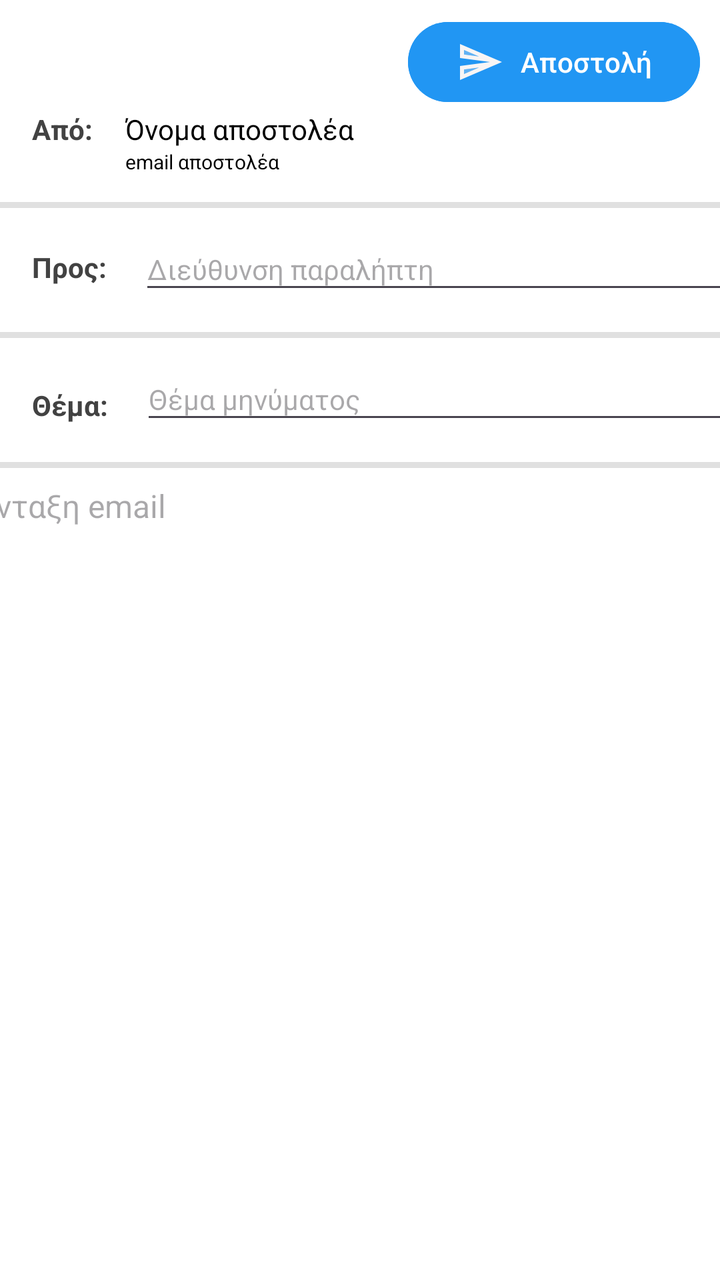
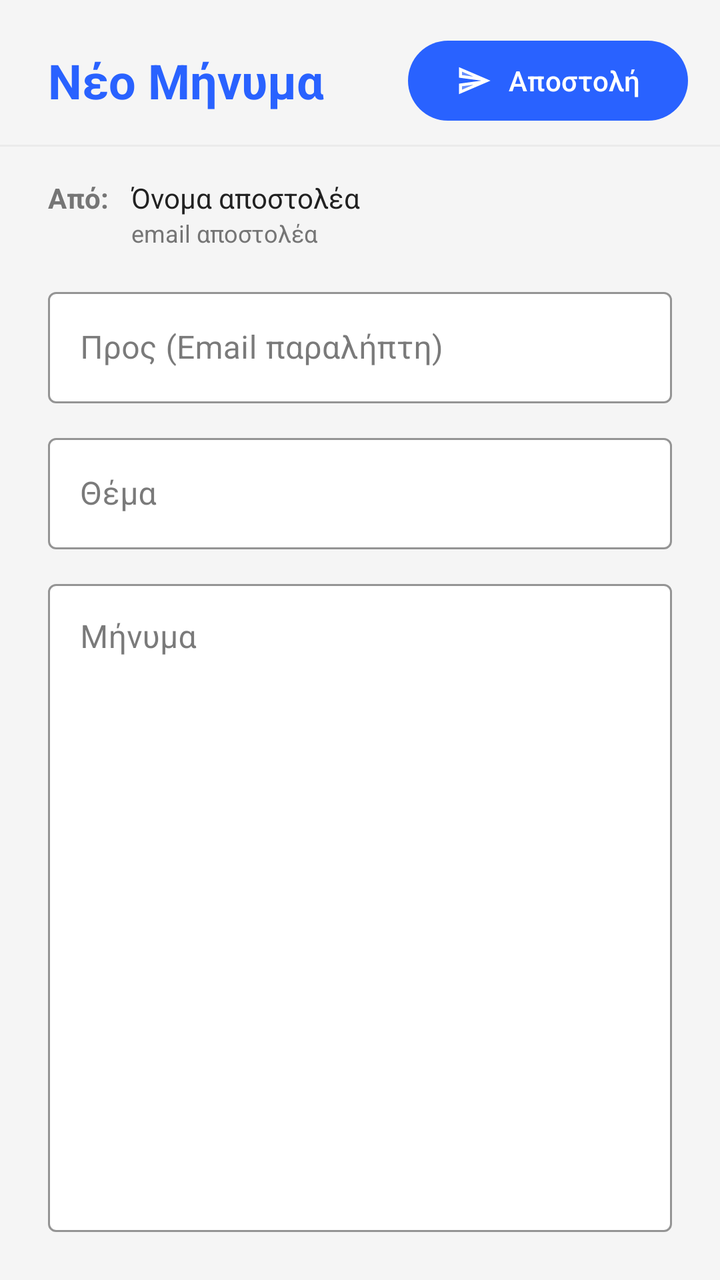

Before-and-after screenshots of an Android layout around one commit, followed by the original layout XML and the change that was made.
<!-- AndroidManifest.xml: application theme Theme.Team21 -->
<!-- res/layout/activity_email_composition.xml -->
<?xml version="1.0" encoding="utf-8"?>
<androidx.constraintlayout.widget.ConstraintLayout xmlns:android="http://schemas.android.com/apk/res/android"
    xmlns:app="http://schemas.android.com/apk/res-auto"
    xmlns:tools="http://schemas.android.com/tools"
    android:id="@+id/viewEmailCompsition"
    android:layout_width="match_parent"
    android:layout_height="match_parent"
    android:background="#FFFFFF"
    tools:context=".view.user.EmailCompositionActivity">

    <TextView
        android:id="@+id/txtEmailDetailsFrom"
        android:layout_width="wrap_content"
        android:layout_height="wrap_content"
        android:layout_marginStart="16dp"
        android:layout_marginTop="55dp"
        android:text="Από: "
        android:textColor="#424242"
        android:textStyle="bold"
        app:layout_constraintStart_toStartOf="parent"
        app:layout_constraintTop_toTopOf="parent" />

    <TextView
        android:id="@+id/txtEmailDetailsReceiver"
        android:layout_width="wrap_content"
        android:layout_height="wrap_content"
        android:layout_marginStart="16dp"
        android:layout_marginTop="50dp"
        android:text="Προς: "
        android:textColor="#424242"
        android:textStyle="bold"
        app:layout_constraintStart_toStartOf="parent"
        app:layout_constraintTop_toBottomOf="@+id/txtEmailDetailsFrom" />

    <TextView
        android:id="@+id/txtEmailDetailsEmailSubject"
        android:layout_width="wrap_content"
        android:layout_height="wrap_content"
        android:layout_marginStart="16dp"
        android:layout_marginTop="50dp"
        android:text="Θέμα: "
        android:textColor="#424242"
        android:textStyle="bold"
        app:layout_constraintStart_toStartOf="parent"
        app:layout_constraintTop_toBottomOf="@+id/txtEmailDetailsReceiver" />

    <TextView
        android:id="@+id/txtEmailDetailsSenderName"
        android:layout_width="wrap_content"
        android:layout_height="wrap_content"
        android:layout_marginStart="13dp"
        android:layout_marginTop="55dp"
        android:text="Όνομα αποστολέα"
        android:textColor="#000000"
        app:layout_constraintStart_toEndOf="@+id/txtEmailDetailsFrom"
        app:layout_constraintTop_toTopOf="parent" />

    <TextView
        android:id="@+id/txtEmailDetailsSenderEmail"
        android:layout_width="wrap_content"
        android:layout_height="13dp"
        android:layout_marginStart="13dp"
        android:text="email αποστολέα"
        android:textColor="#000000"
        android:textSize="10sp"
        app:layout_constraintStart_toEndOf="@+id/txtEmailDetailsFrom"
        app:layout_constraintTop_toBottomOf="@+id/txtEmailDetailsSenderName" />

    <EditText
        android:id="@+id/edtEmailDetailsReceiver"
        android:layout_width="335dp"
        android:layout_height="38dp"
        android:layout_marginStart="13dp"
        android:layout_marginTop="27dp"
        android:ems="10"
        android:hint="Διεύθυνση παραλήπτη"
        android:inputType="text"
        android:textColor="#000000"
        android:textSize="14sp"
        app:layout_constraintStart_toEndOf="@+id/txtEmailDetailsReceiver"
        app:layout_constraintTop_toBottomOf="@+id/txtEmailDetailsSenderEmail" />

    <EditText
        android:id="@+id/edtEmailSubject"
        android:layout_width="335dp"
        android:layout_height="38dp"
        android:layout_marginStart="13dp"
        android:layout_marginTop="27dp"
        android:ems="10"
        android:hint="Θέμα μηνύματος"
        android:inputType="text"
        android:textColor="#000000"
        android:textSize="14sp"
        app:layout_constraintStart_toEndOf="@+id/txtEmailDetailsEmailSubject"
        app:layout_constraintTop_toBottomOf="@+id/edtEmailDetailsReceiver" />

    <View
        android:id="@+id/viewEmailDetails"
        android:layout_width="wrap_content"
        android:layout_height="3dp"
        android:layout_marginTop="14dp"
        android:background="#E0E0E0"
        app:layout_constraintTop_toBottomOf="@+id/txtEmailDetailsSenderEmail"
        tools:layout_editor_absoluteX="0dp" />

    <View
        android:id="@+id/view2EmailDetails"
        android:layout_width="wrap_content"
        android:layout_height="3dp"
        android:layout_marginTop="14dp"
        android:background="#E0E0E0"
        app:layout_constraintTop_toBottomOf="@+id/edtEmailDetailsReceiver"
        tools:layout_editor_absoluteX="0dp" />

    <View
        android:id="@+id/view3EmailDetails"
        android:layout_width="wrap_content"
        android:layout_height="3dp"
        android:layout_marginTop="14dp"
        android:background="#E0E0E0"
        app:layout_constraintTop_toBottomOf="@+id/edtEmailSubject"
        tools:layout_editor_absoluteX="0dp" />

    <Button
        android:id="@+id/btnEmailSend"
        android:layout_width="wrap_content"
        android:layout_height="wrap_content"
        android:layout_marginTop="7dp"
        android:layout_marginEnd="10dp"
        android:backgroundTint="#2196F3"
        android:drawableLeft="@drawable/send_email_icon"
        android:text="Αποστολή"
        android:textColor="#FFFFFF"
        app:layout_constraintEnd_toEndOf="parent"
        app:layout_constraintTop_toTopOf="parent" />

    <com.google.android.material.textfield.TextInputLayout
        android:id="@+id/textInputLayout"
        android:layout_width="409dp"
        android:layout_height="wrap_content"
        tools:layout_editor_absoluteX="1dp"
        tools:layout_editor_absoluteY="449dp" />

    <EditText
        android:id="@+id/edtEmailBody"
        android:layout_width="400dp"
        android:layout_height="wrap_content"
        android:layout_marginTop="8dp"
        android:background="@null"
        android:ems="10"
        android:gravity="start|top"
        android:hint="Σύνταξη email"
        android:inputType="textMultiLine"
        android:textColor="#000000"
        android:textSize="16sp"
        app:layout_constraintEnd_toEndOf="parent"
        app:layout_constraintStart_toStartOf="@+id/textInputLayout"
        app:layout_constraintTop_toBottomOf="@+id/view3EmailDetails" />

</androidx.constraintlayout.widget.ConstraintLayout>
<!-- resources referenced by this layout -->
<resources>
  <!-- drawable send_email_icon (drawable) -->
  <vector xmlns:android="http://schemas.android.com/apk/res/android" android:autoMirrored="true" android:height="24dp" android:tint="#F8F5F5" android:viewportHeight="24" android:viewportWidth="24" android:width="24dp">
        
      <path android:fillAlpha="0.3" android:fillColor="@android:color/white" android:pathData="M4,8.25l7.51,1 -7.5,-3.22zM4.01,17.97l7.5,-3.22 -7.51,1z" android:strokeAlpha="0.3"/>
        
      <path android:fillColor="@android:color/white" android:pathData="M2.01,3L2,10l15,2 -15,2 0.01,7L23,12 2.01,3zM4,8.25L4,6.03l7.51,3.22 -7.51,-1zM4.01,17.97v-2.22l7.51,-1 -7.51,3.22z"/>
      
  </vector>
  <style name="Theme.Team21" parent="Base.Theme.Team21" />
  <style name="Base.Theme.Team21" parent="Theme.Material3.DayNight.NoActionBar">
  
          
          <item name="android:windowBackground">@color/bg_light</item>
          <item name="colorSurface">@color/card_light</item>
          <item name="colorSurfaceVariant">@color/input_bg_light</item>
  
          
          <item name="colorOnSurface">@color/text_dark</item>
          <item name="colorOnSurfaceVariant">@color/text_muted_light</item>
  
          <item name="colorOnPrimary">@color/white</item>
  
          
          <item name="colorPrimary">@color/eshop_primary</item>
          <item name="colorSecondary">@color/eshop_accent</item>
  
          <item name="colorError">@color/error_red_light</item>
  
          
          <item name="android:statusBarColor">@color/bg_light</item>
          <item name="android:windowLightStatusBar">true</item>
  
          
          <item name="colorFilterActive">@color/filter_active_light</item>
          <item name="colorFilterUnselected">@color/filter_bg_unselected_light</item>
  
          
          <item name="colorMenuButton">@color/teal_menu_light</item>
      </style>
  <color name="bg_light">#F5F5F5</color>
  <color name="card_light">#FFFFFF</color>
  <color name="input_bg_light">#EBEBEB</color>
  <color name="text_dark">#212121</color>
  <color name="text_muted_light">#757575</color>
  <color name="white">#FFFFFFFF</color>
  <color name="eshop_primary">#2962FF</color>
  <color name="eshop_accent">#FF6D00</color>
  <color name="error_red_light">#D32F2F</color>
  <color name="filter_active_light">#2962FF</color>
  <color name="filter_bg_unselected_light">#E0E0E0</color>
  <color name="teal_menu_light">#009688</color>
</resources>

<!-- the commit's change to res/layout/activity_email_composition.xml (unified diff, before → after) -->
@@ -5,156 +5,146 @@
     android:id="@+id/viewEmailCompsition"
     android:layout_width="match_parent"
     android:layout_height="match_parent"
-    android:background="#FFFFFF"
-    tools:context=".view.user.EmailCompositionActivity">
+    android:background="?android:attr/windowBackground"
+    tools:context=".view.user.emailComposition.EmailCompositionActivity">
 
+    
+    <TextView
+        android:id="@+id/txtNewEmailTitle"
+        android:layout_width="wrap_content"
+        android:layout_height="wrap_content"
+        android:layout_marginStart="24dp"
+        android:layout_marginTop="24dp"
+        android:text="Νέο Μήνυμα"
+        android:textColor="?attr/colorPrimary"
+        android:textSize="24sp"
+        android:textStyle="bold"
+        app:layout_constraintStart_toStartOf="parent"
+        app:layout_constraintTop_toTopOf="parent" />
+
+    <com.google.android.material.button.MaterialButton
+        android:id="@+id/btnEmailSend"
+        android:layout_width="wrap_content"
+        android:layout_height="wrap_content"
+        android:layout_marginEnd="16dp"
+        app:backgroundTint="?attr/colorPrimary"
+        android:text="Αποστολή"
+        android:textColor="?attr/colorOnPrimary"
+        app:icon="@drawable/send_email_icon"
+        app:iconTint="?attr/colorOnPrimary"
+        app:cornerRadius="20dp"
+        app:layout_constraintBottom_toBottomOf="@+id/txtNewEmailTitle"
+        app:layout_constraintEnd_toEndOf="parent"
+        app:layout_constraintTop_toTopOf="@+id/txtNewEmailTitle" />
+
+    <View
+        android:id="@+id/headerDivider"
+        android:layout_width="match_parent"
+        android:layout_height="1dp"
+        android:layout_marginTop="16dp"
+        android:background="?attr/colorSurfaceVariant"
+        app:layout_constraintTop_toBottomOf="@+id/txtNewEmailTitle" />
+
+    
     <TextView
         android:id="@+id/txtEmailDetailsFrom"
         android:layout_width="wrap_content"
         android:layout_height="wrap_content"
-        android:layout_marginStart="16dp"
-        android:layout_marginTop="55dp"
+        android:layout_marginStart="24dp"
+        android:layout_marginTop="16dp"
         android:text="Από: "
-        android:textColor="#424242"
+        android:textColor="?attr/colorOnSurfaceVariant"
         android:textStyle="bold"
         app:layout_constraintStart_toStartOf="parent"
-        app:layout_constraintTop_toTopOf="parent" />
-
-    <TextView
-        android:id="@+id/txtEmailDetailsReceiver"
-        android:layout_width="wrap_content"
-        android:layout_height="wrap_content"
-        android:layout_marginStart="16dp"
-        android:layout_marginTop="50dp"
-        android:text="Προς: "
-        android:textColor="#424242"
-        android:textStyle="bold"
-        app:layout_constraintStart_toStartOf="parent"
-        app:layout_constraintTop_toBottomOf="@+id/txtEmailDetailsFrom" />
-
-    <TextView
-        android:id="@+id/txtEmailDetailsEmailSubject"
-        android:layout_width="wrap_content"
-        android:layout_height="wrap_content"
-        android:layout_marginStart="16dp"
-        android:layout_marginTop="50dp"
-        android:text="Θέμα: "
-        android:textColor="#424242"
-        android:textStyle="bold"
-        app:layout_constraintStart_toStartOf="parent"
-        app:layout_constraintTop_toBottomOf="@+id/txtEmailDetailsReceiver" />
+        app:layout_constraintTop_toBottomOf="@id/headerDivider" />
 
     <TextView
         android:id="@+id/txtEmailDetailsSenderName"
-        android:layout_width="wrap_content"
+        android:layout_width="0dp"
         android:layout_height="wrap_content"
-        android:layout_marginStart="13dp"
-        android:layout_marginTop="55dp"
+        android:layout_marginStart="8dp"
         android:text="Όνομα αποστολέα"
-        android:textColor="#000000"
-        app:layout_constraintStart_toEndOf="@+id/txtEmailDetailsFrom"
-        app:layout_constraintTop_toTopOf="parent" />
+        android:textColor="?attr/colorOnSurface"
+        app:layout_constraintBaseline_toBaselineOf="@+id/txtEmailDetailsFrom"
+        app:layout_constraintEnd_toEndOf="parent"
+        app:layout_constraintStart_toEndOf="@+id/txtEmailDetailsFrom" />
 
     <TextView
         android:id="@+id/txtEmailDetailsSenderEmail"
-        android:layout_width="wrap_content"
-        android:layout_height="13dp"
-        android:layout_marginStart="13dp"
+        android:layout_width="0dp"
+        android:layout_height="wrap_content"
+        android:layout_marginStart="8dp"
         android:text="email αποστολέα"
-        android:textColor="#000000"
-        android:textSize="10sp"
+        android:textColor="?attr/colorOnSurfaceVariant"
+        android:textSize="12sp"
+        app:layout_constraintEnd_toEndOf="parent"
         app:layout_constraintStart_toEndOf="@+id/txtEmailDetailsFrom"
         app:layout_constraintTop_toBottomOf="@+id/txtEmailDetailsSenderName" />
 
-    <EditText
-        android:id="@+id/edtEmailDetailsReceiver"
-        android:layout_width="335dp"
-        android:layout_height="38dp"
-        android:layout_marginStart="13dp"
-        android:layout_marginTop="27dp"
-        android:ems="10"
-        android:hint="Διεύθυνση παραλήπτη"
-        android:inputType="text"
-        android:textColor="#000000"
-        android:textSize="14sp"
-        app:layout_constraintStart_toEndOf="@+id/txtEmailDetailsReceiver"
-        app:layout_constraintTop_toBottomOf="@+id/txtEmailDetailsSenderEmail" />
+    
+    <com.google.android.material.textfield.TextInputLayout
+        android:id="@+id/tilReceiver"
+        style="@style/Widget.MaterialComponents.TextInputLayout.OutlinedBox"
+        android:layout_width="match_parent"
+        android:layout_height="wrap_content"
+        android:layout_marginHorizontal="24dp"
+        android:layout_marginTop="16dp"
+        android:hint="Προς (Email παραλήπτη)"
+        app:boxBackgroundColor="?attr/colorSurface"
+        app:boxStrokeColor="?attr/colorPrimary"
+        app:layout_constraintTop_toBottomOf="@+id/txtEmailDetailsSenderEmail">
 
-    <EditText
-        android:id="@+id/edtEmailSubject"
-        android:layout_width="335dp"
-        android:layout_height="38dp"
-        android:layout_marginStart="13dp"
-        android:layout_marginTop="27dp"
-        android:ems="10"
-        android:hint="Θέμα μηνύματος"
-        android:inputType="text"
-        android:textColor="#000000"
-        android:textSize="14sp"
-        app:layout_constraintStart_toEndOf="@+id/txtEmailDetailsEmailSubject"
-        app:layout_constraintTop_toBottomOf="@+id/edtEmailDetailsReceiver" />
+        <com.google.android.material.textfield.TextInputEditText
+            android:id="@+id/edtEmailDetailsReceiver"
+            android:layout_width="match_parent"
+            android:layout_height="wrap_content"
+            android:inputType="textEmailAddress"
+            android:textColor="?attr/colorOnSurface" />
+    </com.google.android.material.textfield.TextInputLayout>
 
-    <View
-        android:id="@+id/viewEmailDetails"
-        android:layout_width="wrap_content"
-        android:layout_height="3dp"
-        android:layout_marginTop="14dp"
-        android:background="#E0E0E0"
-        app:layout_constraintTop_toBottomOf="@+id/txtEmailDetailsSenderEmail"
-        tools:layout_editor_absoluteX="0dp" />
+    
+    <com.google.android.material.textfield.TextInputLayout
+        android:id="@+id/tilSubject"
+        style="@style/Widget.MaterialComponents.TextInputLayout.OutlinedBox"
+        android:layout_width="match_parent"
+        android:layout_height="wrap_content"
+        android:layout_marginHorizontal="24dp"
+        android:layout_marginTop="12dp"
+        android:hint="Θέμα"
+        app:boxBackgroundColor="?attr/colorSurface"
+        app:boxStrokeColor="?attr/colorPrimary"
+        app:layout_constraintTop_toBottomOf="@+id/tilReceiver">
 
-    <View
-        android:id="@+id/view2EmailDetails"
-        android:layout_width="wrap_content"
-        android:layout_height="3dp"
-        android:layout_marginTop="14dp"
-        android:background="#E0E0E0"
-        app:layout_constraintTop_toBottomOf="@+id/edtEmailDetailsReceiver"
-        tools:layout_editor_absoluteX="0dp" />
+        <com.google.android.material.textfield.TextInputEditText
+            android:id="@+id/edtEmailSubject"
+            android:layout_width="match_parent"
+            android:layout_height="wrap_content"
+            android:inputType="text"
+            android:textColor="?attr/colorOnSurface" />
+    </com.google.android.material.textfield.TextInputLayout>
 
-    <View
-        android:id="@+id/view3EmailDetails"
-        android:layout_width="wrap_content"
-        android:layout_height="3dp"
-        android:layout_marginTop="14dp"
-        android:background="#E0E0E0"
-        app:layout_constraintTop_toBottomOf="@+id/edtEmailSubject"
-        tools:layout_editor_absoluteX="0dp" />
+    
+    <com.google.android.material.textfield.TextInputLayout
+        android:id="@+id/tilBody"
+        style="@style/Widget.MaterialComponents.TextInputLayout.OutlinedBox"
+        android:layout_width="match_parent"
+        android:layout_height="0dp"
+        android:layout_marginHorizontal="24dp"
+        android:layout_marginTop="12dp"
+        android:layout_marginBottom="24dp"
+        android:hint="Μήνυμα"
+        app:boxBackgroundColor="?attr/colorSurface"
+        app:boxStrokeColor="?attr/colorPrimary"
+        app:layout_constraintBottom_toBottomOf="parent"
+        app:layout_constraintTop_toBottomOf="@+id/tilSubject">
 
-    <Button
-        android:id="@+id/btnEmailSend"
-        android:layout_width="wrap_content"
-        android:layout_height="wrap_content"
-        android:layout_marginTop="7dp"
-        android:layout_marginEnd="10dp"
-        android:backgroundTint="#2196F3"
-        android:drawableLeft="@drawable/send_email_icon"
-        android:text="Αποστολή"
-        android:textColor="#FFFFFF"
-        app:layout_constraintEnd_toEndOf="parent"
-        app:layout_constraintTop_toTopOf="parent" />
-
-    <com.google.android.material.textfield.TextInputLayout
-        android:id="@+id/textInputLayout"
-        android:layout_width="409dp"
-        android:layout_height="wrap_content"
-        tools:layout_editor_absoluteX="1dp"
-        tools:layout_editor_absoluteY="449dp" />
-
-    <EditText
-        android:id="@+id/edtEmailBody"
-        android:layout_width="400dp"
-        android:layout_height="wrap_content"
-        android:layout_marginTop="8dp"
-        android:background="@null"
-        android:ems="10"
-        android:gravity="start|top"
-        android:hint="Σύνταξη email"
-        android:inputType="textMultiLine"
-        android:textColor="#000000"
-        android:textSize="16sp"
-        app:layout_constraintEnd_toEndOf="parent"
-        app:layout_constraintStart_toStartOf="@+id/textInputLayout"
-        app:layout_constraintTop_toBottomOf="@+id/view3EmailDetails" />
+        <com.google.android.material.textfield.TextInputEditText
+            android:id="@+id/edtEmailBody"
+            android:layout_width="match_parent"
+            android:layout_height="match_parent"
+            android:gravity="top|start"
+            android:inputType="textMultiLine"
+            android:textColor="?attr/colorOnSurface" />
+    </com.google.android.material.textfield.TextInputLayout>
 
 </androidx.constraintlayout.widget.ConstraintLayout>
